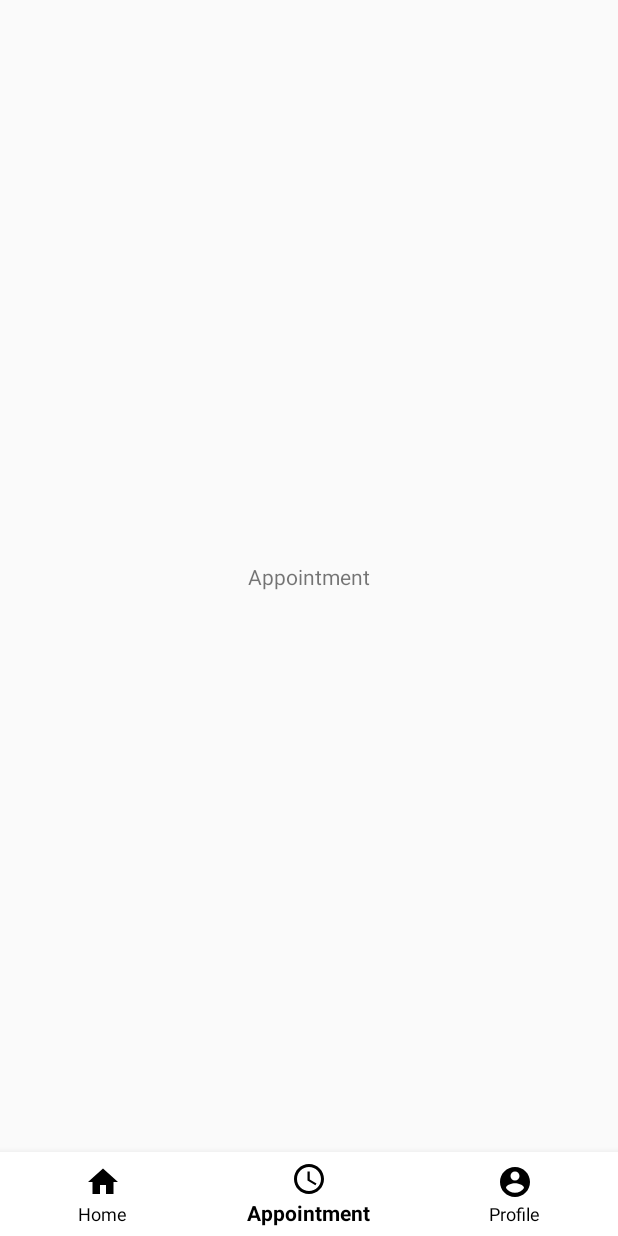
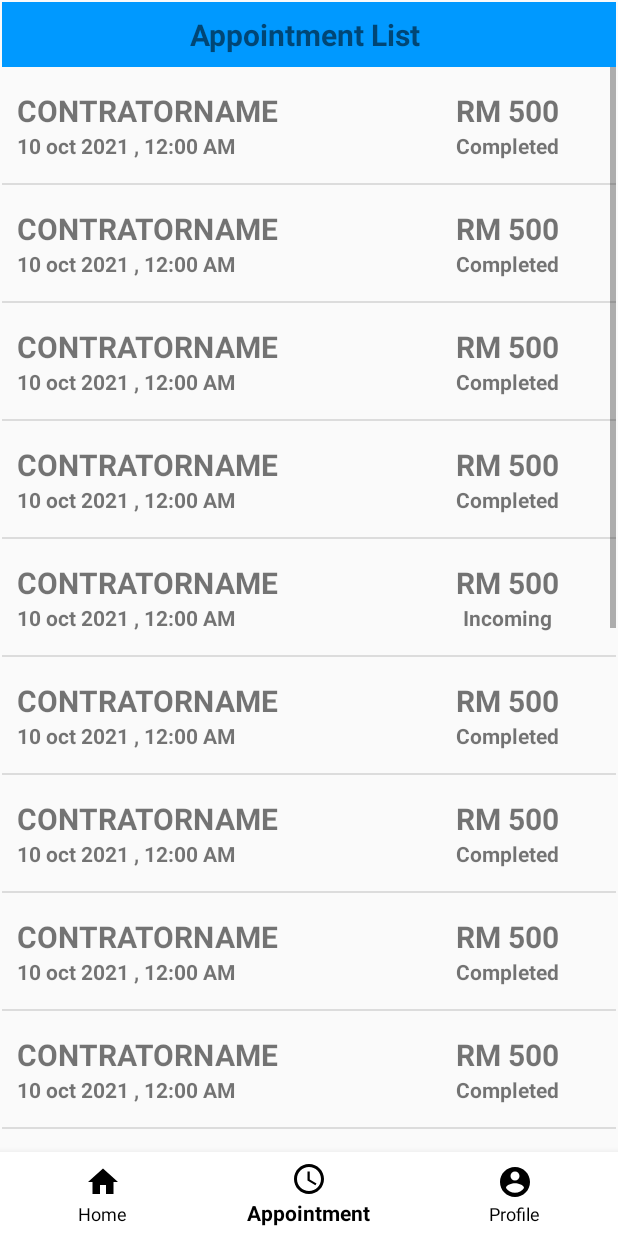
Before and after one commit to manikamkamkam/WashMate, an Android app: the screen it shows after launch (MainActivity before the commit, CustomerMainActivity after it), item 2 of the bottom bar chosen, on a phone screen of 412 x 824 dp. Run offline under Robolectric (Android 15) with nearby library versions, the phone set to English and light mode, and no system bars; our stand-ins replace navigation-ui.

Commit message:
Added appointment list view, Changed file named

```diff
--- a/app/src/main/AndroidManifest.xml
+++ b/app/src/main/AndroidManifest.xml
@@ -8,10 +8,10 @@
         android:label="@string/app_name"
         android:roundIcon="@mipmap/ic_launcher_round"
         android:supportsRtl="true"
-        android:theme="@style/Theme.WashMateLogin">
+        android:theme="@style/Theme.WashMate">
         <activity
             android:theme="@style/Theme.AppCompat.DayNight.NoActionBar"
-            android:name=".view.main.MainActivity"
+            android:name=".view.main.CustomerMainActivity"
             android:exported="true"
             android:label="@string/app_name">
             <intent-filter>
--- /dev/null
+++ b/app/src/main/java/com/example/washmate/model/appointment.java
@@ -0,0 +1,47 @@
+package com.example.washmate.model;
+
+public class appointment {
+    String date;
+    String price;
+    String inchargeContratorName;
+    String Status;
+
+    public appointment(String date, String price, String inchargeContratorName, String status) {
+        this.date = date;
+        this.price = price;
+        this.inchargeContratorName = inchargeContratorName;
+        Status = status;
+    }
+
+    public String getDate() {
+        return date;
+    }
+
+    public void setDate(String date) {
+        this.date = date;
+    }
+
+    public String getPrice() {
+        return price;
+    }
+
+    public void setPrice(String price) {
+        this.price = price;
+    }
+
+    public String getInchargeContratorName() {
+        return inchargeContratorName;
+    }
+
+    public void setInchargeContratorName(String inchargeContratorName) {
+        this.inchargeContratorName = inchargeContratorName;
+    }
+
+    public String getStatus() {
+        return Status;
+    }
+
+    public void setStatus(String status) {
+        Status = status;
+    }
+}
--- a/app/src/main/java/com/example/washmate/view/main/Appointment.java
+++ b/app/src/main/java/com/example/washmate/view/main/Appointment.java
@@ -1,13 +1,25 @@
 package com.example.washmate.view.main;
 
+import android.content.Context;
 import android.os.Bundle;
+import android.view.ContextThemeWrapper;
 import android.view.LayoutInflater;
 import android.view.View;
 import android.view.ViewGroup;
+import android.widget.ArrayAdapter;
+import android.widget.ListView;
+import android.widget.TextView;
+import androidx.annotation.NonNull;
+import androidx.annotation.Nullable;
+import androidx.fragment.app.Fragment;
+import com.example.washmate.model.appointment;
+import com.example.washmate.R;
 
-import androidx.fragment.app.Fragment;
+import org.w3c.dom.Text;
 
-import com.example.washmate.R;
+import java.lang.reflect.Array;
+import java.util.ArrayList;
+import java.util.List;
 
 /**
  * A simple {@link Fragment} subclass.
@@ -54,12 +66,83 @@ public class Appointment extends Fragment {
             mParam1 = getArguments().getString(ARG_PARAM1);
             mParam2 = getArguments().getString(ARG_PARAM2);
         }
+
+
+
+
     }
 
     @Override
     public View onCreateView(LayoutInflater inflater, ViewGroup container,
                              Bundle savedInstanceState) {
         // Inflate the layout for this fragment
-        return inflater.inflate(R.layout.fragment_appointment, container, false);
+        return inflater.inflate(R.layout.customer_fragment_appointment, container, false);
+    }
+
+    @Override
+    public void onViewCreated(@NonNull View view, @Nullable Bundle savedInstanceState) {
+        super.onViewCreated(view, savedInstanceState);
+        ListView appointmentlistView;
+        appointmentlistView = getView().findViewById(R.id.appointmentList);
+
+        ArrayList<appointment> appointments = new ArrayList<>();
+
+        // Use for example//
+        appointments.add(new appointment("10 oct 2021 , 12:00 AM ","RM 500","ContratorName","Completed"));
+        appointments.add(new appointment("10 oct 2021 , 12:00 AM ","RM 500","ContratorName","Completed"));
+        appointments.add(new appointment("10 oct 2021 , 12:00 AM ","RM 500","ContratorName","Completed"));
+        appointments.add(new appointment("10 oct 2021 , 12:00 AM ","RM 500","ContratorName","Completed"));
+        appointments.add(new appointment("10 oct 2021 , 12:00 AM ","RM 500","ContratorName","Incoming"));
+        appointments.add(new appointment("10 oct 2021 , 12:00 AM ","RM 500","ContratorName","Completed"));
+        appointments.add(new appointment("10 oct 2021 , 12:00 AM ","RM 500","ContratorName","Completed"));
+        appointments.add(new appointment("10 oct 2021 , 12:00 AM ","RM 500","ContratorName","Completed"));
+        appointments.add(new appointment("10 oct 2021 , 12:00 AM ","RM 500","ContratorName","Completed"));
+        appointments.add(new appointment("10 oct 2021 , 12:00 AM ","RM 500","ContratorName","Incoming"));
+        appointments.add(new appointment("10 oct 2021 , 12:00 AM ","RM 500","ContratorName","Completed"));
+        appointments.add(new appointment("10 oct 2021 , 12:00 AM ","RM 500","ContratorName","Completed"));
+        appointments.add(new appointment("10 oct 2021 , 12:00 AM ","RM 500","ContratorName","Completed"));
+        appointments.add(new appointment("10 oct 2021 , 12:00 AM ","RM 500","ContratorName","Completed"));
+        appointments.add(new appointment("10 oct 2021 , 12:00 AM ","RM 500","ContratorName","Incoming"));
+        appointments.add(new appointment("10 oct 2021 , 12:00 AM ","RM 500","ContratorName","Completed"));
+        appointments.add(new appointment("10 oct 2021 , 12:00 AM ","RM 500","ContratorName","Completed"));
+        appointments.add(new appointment("10 oct 2021 , 12:00 AM ","RM 500","ContratorName","Completed"));
+        appointments.add(new appointment("10 oct 2021 , 12:00 AM ","RM 500","ContratorName","Completed"));
+        appointments.add(new appointment("10 oct 2021 , 12:00 AM ","RM 500","ContratorName","Incoming"));
+
+// Use for example//
+        appointmentlistadapter adapter = new appointmentlistadapter(getActivity(),R.layout.appointmentlist_row,appointments);
+        appointmentlistView.setAdapter(adapter);
     }
 }
+class appointmentlistadapter extends ArrayAdapter<appointment>
+{
+Context mcontext;
+int mresource;
+
+    public appointmentlistadapter(@NonNull Context context, int resource, @NonNull ArrayList<appointment> objects) {
+        super(context,resource,objects);
+       mcontext = context;
+       mresource = resource;
+
+    }
+
+
+    @NonNull
+    @Override
+    public View getView(int position, @Nullable View convertView, @NonNull ViewGroup parent) {
+        LayoutInflater layoutInflater = LayoutInflater.from(mcontext);
+        convertView = layoutInflater.inflate(mresource,parent,false);
+
+        TextView contratorname = convertView.findViewById(R.id.appointment_contracorname_row);
+        TextView date = convertView.findViewById(R.id.appointment_date_row);
+        TextView price = convertView.findViewById(R.id.appointment_price_row);
+        TextView status = convertView.findViewById(R.id.appointment_status_row);
+
+        contratorname.setText(getItem(position).getInchargeContratorName());
+        date.setText(getItem(position).getDate());
+        status.setText(getItem(position).getStatus());
+        price.setText(getItem(position).getPrice());
+
+        return convertView;
+    }
+}
--- a/app/src/main/java/com/example/washmate/view/main/MainActivity.kt
+++ b/app/src/main/java/com/example/washmate/view/main/CustomerMainActivity.kt
@@ -8,16 +8,15 @@ import androidx.navigation.ui.setupWithNavController
 import com.example.washmate.R
 import com.google.android.material.bottomnavigation.BottomNavigationView
 
-class MainActivity : AppCompatActivity() {
+class CustomerMainActivity : AppCompatActivity() {
     override fun onCreate(savedInstanceState: Bundle?) {
         super.onCreate(savedInstanceState)
-        setContentView(R.layout.activity_main)
+        setContentView(R.layout.customer_activity_main)
 
-        val navView = findViewById<BottomNavigationView>(R.id.bottomNavigationView);
-        val navController =  findNavController(R.id.fragment);
-        AppBarConfiguration(setOf(R.id.home,R.id.appointment,R.id.profile))
-        navView.setupWithNavController(navController);
+        val navView = findViewById<BottomNavigationView>(R.id.customerBottomNavView)
+        val navController =  findNavController(R.id.customerViewFragment)
+        AppBarConfiguration(setOf(R.id.home,R.id.customer_appointment,R.id.customer_profile))
+        navView.setupWithNavController(navController)
 
-        ;
     }
 }
--- a/app/src/main/java/com/example/washmate/view/main/Home.java
+++ b/app/src/main/java/com/example/washmate/view/main/Home.java
@@ -60,6 +60,6 @@ public class Home extends Fragment {
     public View onCreateView(LayoutInflater inflater, ViewGroup container,
                              Bundle savedInstanceState) {
         // Inflate the layout for this fragment
-        return inflater.inflate(R.layout.fragment_home, container, false);
+        return inflater.inflate(R.layout.customer_fragment_home, container, false);
     }
 }
--- a/app/src/main/java/com/example/washmate/view/main/Profile.java
+++ b/app/src/main/java/com/example/washmate/view/main/Profile.java
@@ -60,6 +60,6 @@ public class Profile extends Fragment {
     public View onCreateView(LayoutInflater inflater, ViewGroup container,
                              Bundle savedInstanceState) {
         // Inflate the layout for this fragment
-        return inflater.inflate(R.layout.fragment_profile, container, false);
+        return inflater.inflate(R.layout.customer_fragment_profile, container, false);
     }
 }
--- /dev/null
+++ b/app/src/main/res/layout/appointmentlist_row.xml
@@ -0,0 +1,70 @@
+<?xml version="1.0" encoding="utf-8"?>
+<LinearLayout xmlns:android="http://schemas.android.com/apk/res/android"
+    xmlns:app="http://schemas.android.com/apk/res-auto"
+    xmlns:tools="http://schemas.android.com/tools"
+    android:id="@+id/appointmen_row"
+    android:layout_width="match_parent"
+    android:layout_height="wrap_content"
+    android:orientation="horizontal">
+
+    <LinearLayout
+        android:layout_width="274dp"
+        android:layout_height="wrap_content"
+        android:orientation="vertical"
+        android:paddingTop="10dp"
+        android:paddingBottom="10dp">
+
+        <TextView
+            android:id="@+id/appointment_contracorname_row"
+            android:layout_width="match_parent"
+            android:layout_height="match_parent"
+            android:paddingLeft="10dp"
+            android:paddingTop="5dp"
+            android:text="Carwash"
+            android:textAlignment="viewStart"
+            android:textAllCaps="true"
+            android:textSize="20sp"
+            android:textStyle="bold" />
+
+        <TextView
+            android:id="@+id/appointment_date_row"
+            android:layout_width="match_parent"
+            android:layout_height="wrap_content"
+            android:paddingLeft="10dp"
+            android:paddingBottom="5dp"
+            android:text="10 OCT 1010, 10:10 AM"
+            android:textAlignment="viewStart"
+            android:textSize="14sp"
+            android:textStyle="bold" />
+
+    </LinearLayout>
+
+    <LinearLayout
+
+        android:layout_width="match_parent"
+        android:layout_height="match_parent"
+        android:orientation="vertical"
+        android:paddingTop="10dp"
+        android:paddingRight="10dp">
+
+        <TextView
+            android:id="@+id/appointment_price_row"
+            android:layout_width="match_parent"
+            android:layout_height="wrap_content"
+            android:paddingTop="5dp"
+            android:text="RM 0.00"
+            android:textAlignment="center"
+            android:textSize="20sp"
+            android:textStyle="bold" />
+
+        <TextView
+            android:id="@+id/appointment_status_row"
+            android:layout_width="match_parent"
+            android:layout_height="wrap_content"
+            android:paddingBottom="5dp"
+            android:text="Completed/Incoming"
+            android:textAlignment="center"
+            android:textStyle="bold" />
+    </LinearLayout>
+
+</LinearLayout>
--- a/app/src/main/res/layout/activity_main.xml
+++ b/app/src/main/res/layout/customer_activity_main.xml
@@ -6,7 +6,7 @@
     android:layout_height="match_parent">
 
     <com.google.android.material.bottomnavigation.BottomNavigationView
-        android:id="@+id/bottomNavigationView"
+        android:id="@+id/customerBottomNavView"
         android:layout_width="match_parent"
         android:layout_height="wrap_content"
         app:layout_constraintBottom_toBottomOf="parent"
@@ -15,28 +15,25 @@
         app:itemBackground="@color/white"
         app:itemTextColor="@color/black"
         app:itemIconTint="@color/black"
-        app:menu="@menu/bottom_menu"
+        app:menu="@menu/customer_bottom_menu"
 
         />
 
 
-
-
     <fragment
-        android:id="@+id/fragment"
+        android:id="@+id/customerViewFragment"
         android:name="androidx.navigation.fragment.NavHostFragment"
-        android:layout_width="409dp"
-        android:layout_height="673dp"
+        android:layout_width="0dp"
+        android:layout_height="0dp"
         android:layout_marginStart="1dp"
         android:layout_marginTop="1dp"
         android:layout_marginEnd="1dp"
-        android:layout_marginBottom="1dp"
         app:defaultNavHost="true"
-        app:layout_constraintBottom_toTopOf="@+id/bottomNavigationView"
+        app:layout_constraintBottom_toTopOf="@+id/customerBottomNavView"
         app:layout_constraintEnd_toEndOf="parent"
         app:layout_constraintStart_toStartOf="parent"
         app:layout_constraintTop_toTopOf="parent"
-        app:navGraph="@navigation/main_nav"
+        app:navGraph="@navigation/cutomer_bottom_nav"
         tools:ignore="FragmentTagUsage" />
 
 </androidx.constraintlayout.widget.ConstraintLayout>
--- /dev/null
+++ b/app/src/main/res/layout/customer_fragment_appointment.xml
@@ -0,0 +1,45 @@
+<?xml version="1.0" encoding="utf-8"?>
+<androidx.constraintlayout.widget.ConstraintLayout xmlns:android="http://schemas.android.com/apk/res/android"
+    xmlns:app="http://schemas.android.com/apk/res-auto"
+    xmlns:tools="http://schemas.android.com/tools"
+    android:layout_width="match_parent"
+    android:layout_height="match_parent"
+    android:orientation="vertical"
+    tools:context=".view.main.Appointment" >
+
+    <androidx.constraintlayout.widget.ConstraintLayout
+        android:id="@+id/header"
+        android:layout_width="match_parent"
+        android:layout_height="wrap_content"
+        android:background="@color/blue"
+        app:layout_constraintTop_toTopOf="parent">
+
+        <TextView
+            android:layout_width="wrap_content"
+            android:layout_height="wrap_content"
+            android:layout_marginTop="8dp"
+            android:layout_marginBottom="8dp"
+            android:text="Appointment List"
+            android:textAlignment="center"
+            android:textSize="20sp"
+            android:textStyle="bold"
+            app:layout_constraintBottom_toBottomOf="parent"
+            app:layout_constraintEnd_toEndOf="parent"
+            app:layout_constraintHorizontal_bias="0.49"
+            app:layout_constraintStart_toStartOf="parent"
+            app:layout_constraintTop_toTopOf="parent" />
+    </androidx.constraintlayout.widget.ConstraintLayout>
+
+    <ListView
+
+        android:id="@+id/appointmentList"
+        android:layout_width="0dp"
+        android:layout_height="wrap_content"
+        app:layout_constraintEnd_toEndOf="parent"
+        app:layout_constraintStart_toStartOf="parent"
+        app:layout_constraintTop_toBottomOf="@+id/header">
+
+
+    </ListView>
+
+</androidx.constraintlayout.widget.ConstraintLayout>
--- a/app/src/main/res/layout/fragment_home.xml
+++ b/app/src/main/res/layout/customer_fragment_home.xml
@@ -8,6 +8,51 @@
     tools:context=".view.main.Home"
 
     >
+
+    <androidx.constraintlayout.widget.ConstraintLayout
+        android:id="@+id/constraintLayout"
+        android:layout_width="match_parent"
+        android:layout_height="wrap_content"
+
+        android:background="@drawable/header"
+        app:layout_constraintTop_toTopOf="parent">
+
+
+        <TextView
+            android:id="@+id/welcomelabel"
+            android:layout_width="wrap_content"
+            android:layout_height="wrap_content"
+            android:layout_marginStart="120dp"
+            android:layout_marginTop="20dp"
+            android:layout_marginBottom="20dp"
+            android:text="Hello ,"
+            android:textColor="@color/white"
+            android:textSize="20sp"
+            app:layout_constraintBottom_toBottomOf="parent"
+            app:layout_constraintStart_toStartOf="parent"
+            app:layout_constraintTop_toTopOf="parent"
+            app:layout_constraintVertical_bias="0.0" />
+
+        <TextView
+            android:id="@+id/header_username"
+            android:layout_width="wrap_content"
+            android:layout_height="wrap_content"
+            android:layout_marginStart="4dp"
+            android:layout_marginTop="20dp"
+            android:layout_marginEnd="88dp"
+            android:layout_marginBottom="20dp"
+            android:text="UserName"
+            android:textColor="@color/white"
+            android:textSize="20sp"
+            android:textStyle="bold"
+            app:layout_constraintBottom_toBottomOf="parent"
+            app:layout_constraintEnd_toEndOf="parent"
+            app:layout_constraintHorizontal_bias="0.056"
+            app:layout_constraintStart_toEndOf="@+id/welcomelabel"
+            app:layout_constraintTop_toTopOf="parent"
+            app:layout_constraintVertical_bias="1.0" />
+
+    </androidx.constraintlayout.widget.ConstraintLayout>
 
     <androidx.constraintlayout.widget.ConstraintLayout
         android:layout_width="match_parent"
@@ -78,49 +123,4 @@
         </LinearLayout>
     </androidx.constraintlayout.widget.ConstraintLayout>
 
-    <androidx.constraintlayout.widget.ConstraintLayout
-        android:id="@+id/constraintLayout"
-        android:layout_width="match_parent"
-        android:layout_height="wrap_content"
-
-        android:background="@drawable/header"
-        app:layout_constraintTop_toTopOf="parent">
-
-
-        <TextView
-            android:id="@+id/welcomelabel"
-            android:layout_width="wrap_content"
-            android:layout_height="wrap_content"
-            android:layout_marginStart="120dp"
-            android:layout_marginTop="20dp"
-            android:layout_marginBottom="20dp"
-            android:text="Hello ,"
-            android:textColor="@color/white"
-            android:textSize="20sp"
-            app:layout_constraintBottom_toBottomOf="parent"
-            app:layout_constraintStart_toStartOf="parent"
-            app:layout_constraintTop_toTopOf="parent"
-            app:layout_constraintVertical_bias="0.0" />
-
-        <TextView
-            android:id="@+id/header_username"
-            android:layout_width="wrap_content"
-            android:layout_height="wrap_content"
-            android:layout_marginStart="4dp"
-            android:layout_marginTop="20dp"
-            android:layout_marginEnd="88dp"
-            android:layout_marginBottom="20dp"
-            android:text="UserName"
-            android:textColor="@color/white"
-            android:textSize="20sp"
-            android:textStyle="bold"
-            app:layout_constraintBottom_toBottomOf="parent"
-            app:layout_constraintEnd_toEndOf="parent"
-            app:layout_constraintHorizontal_bias="0.056"
-            app:layout_constraintStart_toEndOf="@+id/welcomelabel"
-            app:layout_constraintTop_toTopOf="parent"
-            app:layout_constraintVertical_bias="1.0" />
-
-    </androidx.constraintlayout.widget.ConstraintLayout>
-
 </androidx.constraintlayout.widget.ConstraintLayout>
--- a/app/src/main/res/layout/fragment_appointment.xml
+++ /dev/null
@@ -1,18 +0,0 @@
-<?xml version="1.0" encoding="utf-8"?>
-<androidx.constraintlayout.widget.ConstraintLayout xmlns:android="http://schemas.android.com/apk/res/android"
-    xmlns:app="http://schemas.android.com/apk/res-auto"
-    xmlns:tools="http://schemas.android.com/tools"
-    android:layout_width="match_parent"
-    android:layout_height="match_parent"
-    tools:context=".view.main.Home">
-
-    <TextView
-        android:id="@+id/textView"
-        android:layout_width="wrap_content"
-        android:layout_height="wrap_content"
-        android:text="Appointment"
-        app:layout_constraintBottom_toBottomOf="parent"
-        app:layout_constraintEnd_toEndOf="parent"
-        app:layout_constraintStart_toStartOf="parent"
-        app:layout_constraintTop_toTopOf="parent" />
-</androidx.constraintlayout.widget.ConstraintLayout>
--- a/app/src/main/res/menu/bottom_menu.xml
+++ b/app/src/main/res/menu/customer_bottom_menu.xml
@@ -2,16 +2,16 @@
 <menu xmlns:android="http://schemas.android.com/apk/res/android">
 
     <item
-        android:id="@+id/fhome"
+        android:id="@+id/customer_home"
         android:title="Home"
         android:icon="@drawable/home"
         />
 
-    <item  android:id="@+id/appointment"
+    <item  android:id="@+id/customer_appointment"
         android:title="Appointment"
         android:icon="@drawable/appointment"/>
     <item
-        android:id="@+id/profile"
+        android:id="@+id/customer_profile"
         android:title="Profile"
         android:icon="@drawable/profile"/>
 </menu>
--- a/app/src/main/res/navigation/main_nav.xml
+++ b/app/src/main/res/navigation/cutomer_bottom_nav.xml
@@ -3,23 +3,23 @@
     xmlns:app="http://schemas.android.com/apk/res-auto"
     xmlns:tools="http://schemas.android.com/tools"
     android:id="@+id/main_nav"
-    app:startDestination="@id/fhome">
+    app:startDestination="@id/customer_home">
 
     <fragment
-        android:id="@+id/appointment"
+        android:id="@+id/customer_appointment"
         android:name="com.example.washmate.view.main.Appointment"
         android:label="fragment_appointment"
-        tools:layout="@layout/fragment_appointment"
+        tools:layout="@layout/customer_fragment_appointment"
 
         />
     <fragment
-        android:id="@+id/profile"
+        android:id="@+id/customer_profile"
         android:name="com.example.washmate.view.main.Profile"
         android:label="fragment_profile"
-        tools:layout="@layout/fragment_profile" />
+        tools:layout="@layout/customer_fragment_profile" />
     <fragment
-        android:id="@+id/fhome"
+        android:id="@+id/customer_home"
         android:name="com.example.washmate.view.main.Home"
         android:label="fragment_home"
-        tools:layout="@layout/fragment_home"/>
+        tools:layout="@layout/customer_fragment_home"/>
 </navigation>
--- a/app/src/main/res/values-night/themes.xml
+++ b/app/src/main/res/values-night/themes.xml
@@ -1,6 +1,6 @@
 <resources xmlns:tools="http://schemas.android.com/tools">
     <!-- Base application theme. -->
-    <style name="Theme.WashMateLogin" parent="Theme.MaterialComponents.DayNight.DarkActionBar">
+    <style name="Theme.WashMate" parent="Theme.MaterialComponents.DayNight.DarkActionBar">
         <!-- Primary brand color. -->
         <item name="colorPrimary">@color/purple_200</item>
         <item name="colorPrimaryVariant">@color/purple_700</item>
--- a/app/src/main/res/values/themes.xml
+++ b/app/src/main/res/values/themes.xml
@@ -1,6 +1,6 @@
 <resources xmlns:tools="http://schemas.android.com/tools">
     <!-- Base application theme. -->
-    <style name="Theme.WashMateLogin" parent="Theme.MaterialComponents.DayNight.DarkActionBar">
+    <style name="Theme.WashMate" parent="Theme.MaterialComponents.DayNight.DarkActionBar">
         <!-- Primary brand color. -->
         <item name="colorPrimary">@color/purple_500</item>
         <item name="colorPrimaryVariant">@color/purple_700</item>
```
Also changed, not shown: app/src/main/res/layout/customer_fragment_profile.xml (renamed from app/src/main/res/layout/fragment_profile.xml).
